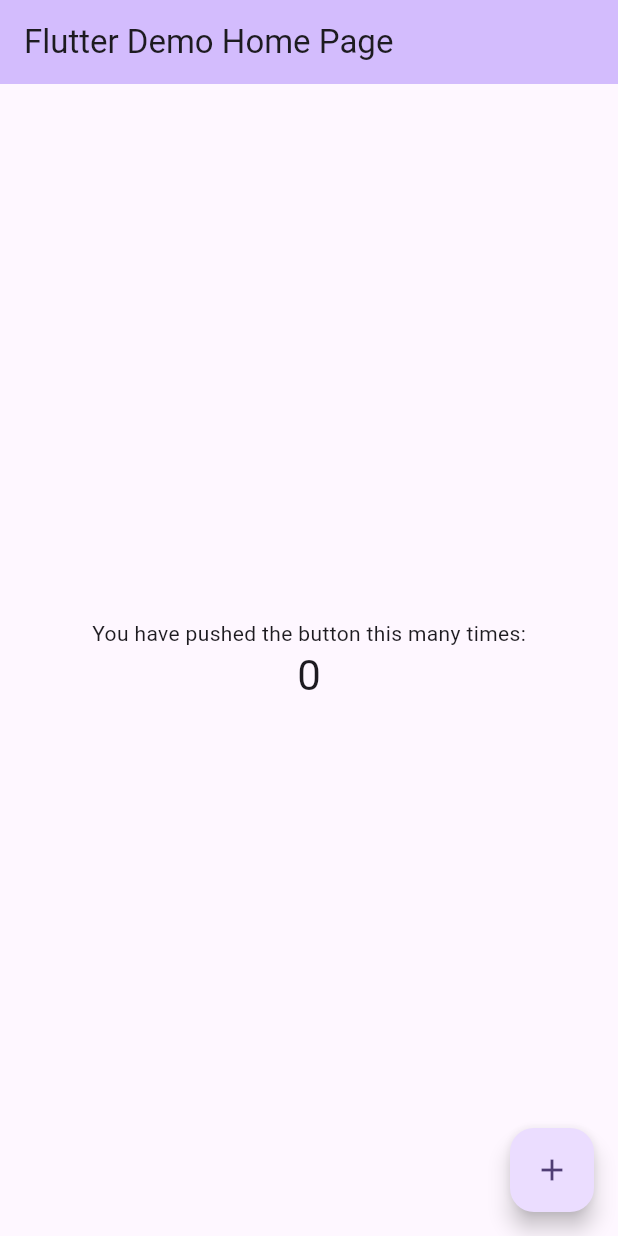
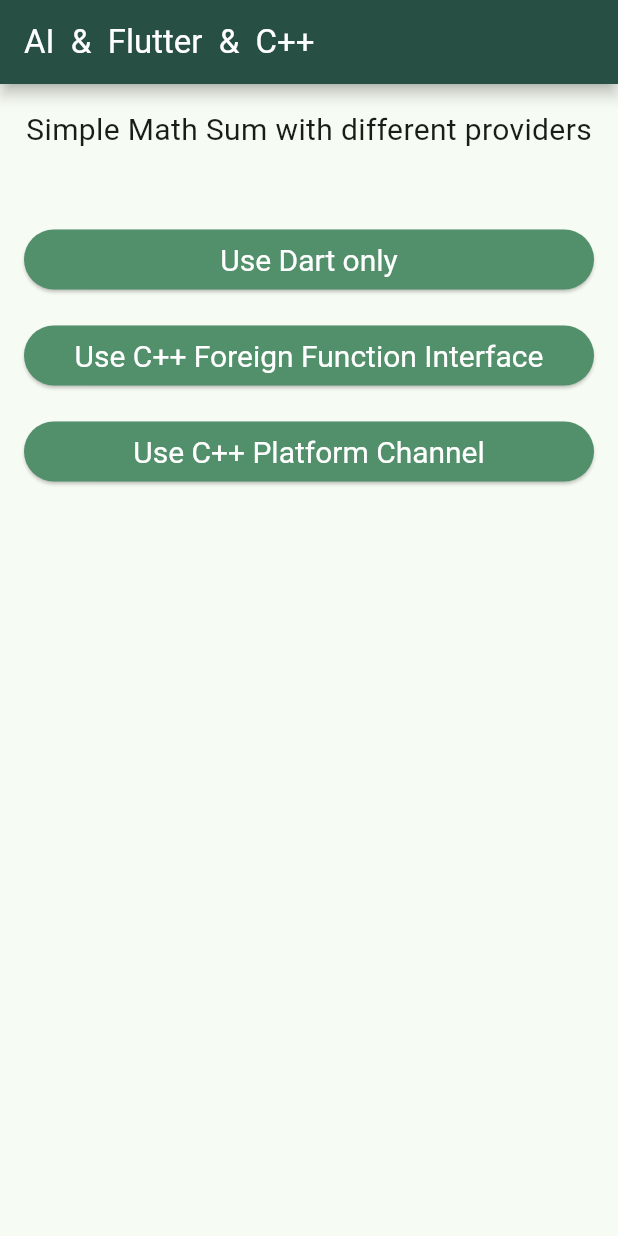
Before and after one commit to samirRibeiro77/flutter_cpp_ai, a Flutter app: the screen it shows after launch, on a phone screen of 412 x 824 dp. Run offline on Flutter 3.47's test engine with Material 3 defaults, Android fonts, the phone set to English and light mode, and no system bars.

Commit message:
Home
Simple home page

```diff
--- /dev/null
+++ b/lib/app_widget.dart
@@ -0,0 +1,21 @@
+import 'package:flutter/material.dart';
+import 'dart:io';
+import 'package:flutter_cpp_ai/src/ui/helper/app_theme.dart';
+import 'package:flutter_cpp_ai/src/ui/helper/route_generator.dart';
+import 'package:flutter_cpp_ai/src/ui/screen/home_page.dart';
+
+class AppWidget extends StatelessWidget {
+  const AppWidget({super.key});
+
+  @override
+  Widget build(BuildContext context) {
+    return MaterialApp(
+      title: "AI Flutter C++",
+      debugShowCheckedModeBanner: false,
+      theme: Platform.isIOS ? MyAppTheme.iosTheme : MyAppTheme.androidTheme,
+      initialRoute: RouteGenerator.home,
+      onGenerateRoute: RouteGenerator.generateRoutes,
+      home: HomePage(),
+    );
+  }
+}
--- a/lib/main.dart
+++ b/lib/main.dart
@@ -1,122 +1,8 @@
 import 'package:flutter/material.dart';
+import 'package:flutter_cpp_ai/app_widget.dart';
 
-void main() {
-  runApp(const MyApp());
+void main() async {
+  WidgetsFlutterBinding.ensureInitialized();
+
+  runApp(const AppWidget());
 }
-
-class MyApp extends StatelessWidget {
-  const MyApp({super.key});
-
-  // This widget is the root of your application.
-  @override
-  Widget build(BuildContext context) {
-    return MaterialApp(
-      title: 'Flutter Demo',
-      theme: ThemeData(
-        // This is the theme of your application.
-        //
-        // TRY THIS: Try running your application with "flutter run". You'll see
-        // the application has a purple toolbar. Then, without quitting the app,
-        // try changing the seedColor in the colorScheme below to Colors.green
-        // and then invoke "hot reload" (save your changes or press the "hot
-        // reload" button in a Flutter-supported IDE, or press "r" if you used
-        // the command line to start the app).
-        //
-        // Notice that the counter didn't reset back to zero; the application
-        // state is not lost during the reload. To reset the state, use hot
-        // restart instead.
-        //
-        // This works for code too, not just values: Most code changes can be
-        // tested with just a hot reload.
-        colorScheme: ColorScheme.fromSeed(seedColor: Colors.deepPurple),
-      ),
-      home: const MyHomePage(title: 'Flutter Demo Home Page'),
-    );
-  }
-}
-
-class MyHomePage extends StatefulWidget {
-  const MyHomePage({super.key, required this.title});
-
-  // This widget is the home page of your application. It is stateful, meaning
-  // that it has a State object (defined below) that contains fields that affect
-  // how it looks.
-
-  // This class is the configuration for the state. It holds the values (in this
-  // case the title) provided by the parent (in this case the App widget) and
-  // used by the build method of the State. Fields in a Widget subclass are
-  // always marked "final".
-
-  final String title;
-
-  @override
-  State<MyHomePage> createState() => _MyHomePageState();
-}
-
-class _MyHomePageState extends State<MyHomePage> {
-  int _counter = 0;
-
-  void _incrementCounter() {
-    setState(() {
-      // This call to setState tells the Flutter framework that something has
-      // changed in this State, which causes it to rerun the build method below
-      // so that the display can reflect the updated values. If we changed
-      // _counter without calling setState(), then the build method would not be
-      // called again, and so nothing would appear to happen.
-      _counter++;
-    });
-  }
-
-  @override
-  Widget build(BuildContext context) {
-    // This method is rerun every time setState is called, for instance as done
-    // by the _incrementCounter method above.
-    //
-    // The Flutter framework has been optimized to make rerunning build methods
-    // fast, so that you can just rebuild anything that needs updating rather
-    // than having to individually change instances of widgets.
-    return Scaffold(
-      appBar: AppBar(
-        // TRY THIS: Try changing the color here to a specific color (to
-        // Colors.amber, perhaps?) and trigger a hot reload to see the AppBar
-        // change color while the other colors stay the same.
-        backgroundColor: Theme.of(context).colorScheme.inversePrimary,
-        // Here we take the value from the MyHomePage object that was created by
-        // the App.build method, and use it to set our appbar title.
-        title: Text(widget.title),
-      ),
-      body: Center(
-        // Center is a layout widget. It takes a single child and positions it
-        // in the middle of the parent.
-        child: Column(
-          // Column is also a layout widget. It takes a list of children and
-          // arranges them vertically. By default, it sizes itself to fit its
-          // children horizontally, and tries to be as tall as its parent.
-          //
-          // Column has various properties to control how it sizes itself and
-          // how it positions its children. Here we use mainAxisAlignment to
-          // center the children vertically; the main axis here is the vertical
-          // axis because Columns are vertical (the cross axis would be
-          // horizontal).
-          //
-          // TRY THIS: Invoke "debug painting" (choose the "Toggle Debug Paint"
-          // action in the IDE, or press "p" in the console), to see the
-          // wireframe for each widget.
-          mainAxisAlignment: MainAxisAlignment.center,
-          children: <Widget>[
-            const Text('You have pushed the button this many times:'),
-            Text(
-              '$_counter',
-              style: Theme.of(context).textTheme.headlineMedium,
-            ),
-          ],
-        ),
-      ),
-      floatingActionButton: FloatingActionButton(
-        onPressed: _incrementCounter,
-        tooltip: 'Increment',
-        child: const Icon(Icons.add),
-      ), // This trailing comma makes auto-formatting nicer for build methods.
-    );
-  }
-}
--- /dev/null
+++ b/lib/src/ui/helper/app_theme.dart
@@ -0,0 +1,51 @@
+import 'package:flutter/material.dart';
+
+class MyAppTheme {
+  static ThemeData get androidTheme => ThemeData(
+    colorScheme: ColorScheme.fromSeed(
+      seedColor: Color.fromRGBO(30, 98, 57, 1),
+      secondary: Color.fromRGBO(81, 144, 106, 1),
+      tertiary: Color.fromRGBO(155, 205, 176, 1),
+    ),
+    appBarTheme: AppBarTheme(
+      backgroundColor: Color.fromRGBO(39, 76, 67, 1),
+      foregroundColor: Colors.white,
+      elevation: 4,
+      shadowColor: Colors.black,
+    ),
+    elevatedButtonTheme: ElevatedButtonThemeData(
+      style: ElevatedButton.styleFrom(
+        backgroundColor: Color.fromRGBO(81, 144, 106, 1),
+        foregroundColor: Colors.white,
+        textStyle: TextStyle(
+          fontSize: 20
+        )
+        // padding: EdgeInsets.all(16)
+      ),
+    ),
+  );
+
+  static ThemeData get iosTheme => ThemeData(
+    colorScheme: ColorScheme.fromSeed(
+      seedColor: Color.fromRGBO(30, 98, 57, 1),
+      secondary: Color.fromRGBO(81, 144, 106, 1),
+      tertiary: Color.fromRGBO(155, 205, 176, 1),
+    ),
+    appBarTheme: AppBarTheme(
+      backgroundColor: Colors.grey[200],
+      foregroundColor: Colors.black,
+      elevation: 0,
+      shadowColor: Colors.black,
+    ),
+    elevatedButtonTheme: ElevatedButtonThemeData(
+      style: ElevatedButton.styleFrom(
+          backgroundColor: Color.fromRGBO(155, 205, 176, 1),
+          foregroundColor: Colors.grey[800],
+          textStyle: TextStyle(
+              fontSize: 20
+          )
+        // padding: EdgeInsets.all(16)
+      ),
+    ),
+  );
+}
--- /dev/null
+++ b/lib/src/ui/helper/route_generator.dart
@@ -0,0 +1,37 @@
+import 'package:flutter/material.dart';
+import 'package:flutter_cpp_ai/src/ui/screen/home_page.dart';
+
+class RouteGenerator {
+  static const String home = "/";
+  static const String flutterOnly = "/dart";
+  static const String platformChannels = "/fcp";
+  static const String foreignFunctionInterface = "/ffi";
+
+  static Route<dynamic> generateRoutes(RouteSettings routeSettings) {
+    switch (routeSettings.name) {
+      case home:
+        return MaterialPageRoute(builder: (_) => HomePage());
+      // case flutterOnly:
+      //   return MaterialPageRoute(builder: (_) => MaterialApp());
+      // case platformChannels:
+      //   return MaterialPageRoute(builder: (_) => MaterialApp());
+      // case foreignFunctionInterface:
+      //   return MaterialPageRoute(builder: (_) => MaterialApp());
+      default:
+        return _errorRoute();
+    }
+  }
+
+  static Route<dynamic> _errorRoute() {
+    return MaterialPageRoute(
+      builder: (_) {
+        return Scaffold(
+          appBar: AppBar(title: Text("Error 404")),
+          body: Center(
+            child: Text("Page not found", style: TextStyle(fontSize: 32)),
+          ),
+        );
+      },
+    );
+  }
+}
--- /dev/null
+++ b/lib/src/ui/screen/home_page.dart
@@ -0,0 +1,52 @@
+import 'package:flutter/material.dart';
+import 'package:flutter_cpp_ai/src/ui/helper/route_generator.dart';
+
+class HomePage extends StatefulWidget {
+  const HomePage({super.key});
+
+  @override
+  State<HomePage> createState() => _HomePageState();
+}
+
+class _HomePageState extends State<HomePage> {
+  _goToPage(String routeName) {
+    Navigator.pushNamed(context, routeName);
+  }
+
+  @override
+  Widget build(BuildContext context) {
+    return Scaffold(
+      appBar: AppBar(title: const Text("AI  &  Flutter  &  C++")),
+      body: Padding(
+        padding: EdgeInsets.all(16),
+        child: Column(
+          crossAxisAlignment: CrossAxisAlignment.stretch,
+          children: [
+            const Center(
+              child: Text(
+                "Simple Math Sum with different providers",
+                style: TextStyle(fontSize: 20),
+              ),
+            ),
+            const SizedBox(height: 48),
+            ElevatedButton(
+              onPressed: () => _goToPage(RouteGenerator.flutterOnly),
+              child: const Text("Use Dart only"),
+            ),
+            const SizedBox(height: 16),
+            ElevatedButton(
+              onPressed: () =>
+                  _goToPage(RouteGenerator.foreignFunctionInterface),
+              child: const Text("Use C++ Foreign Function Interface"),
+            ),
+            const SizedBox(height: 16),
+            ElevatedButton(
+              onPressed: () => _goToPage(RouteGenerator.platformChannels),
+              child: const Text("Use C++ Platform Channel"),
+            ),
+          ],
+        ),
+      ),
+    );
+  }
+}
```
Also changed, not shown: 1 other file.
